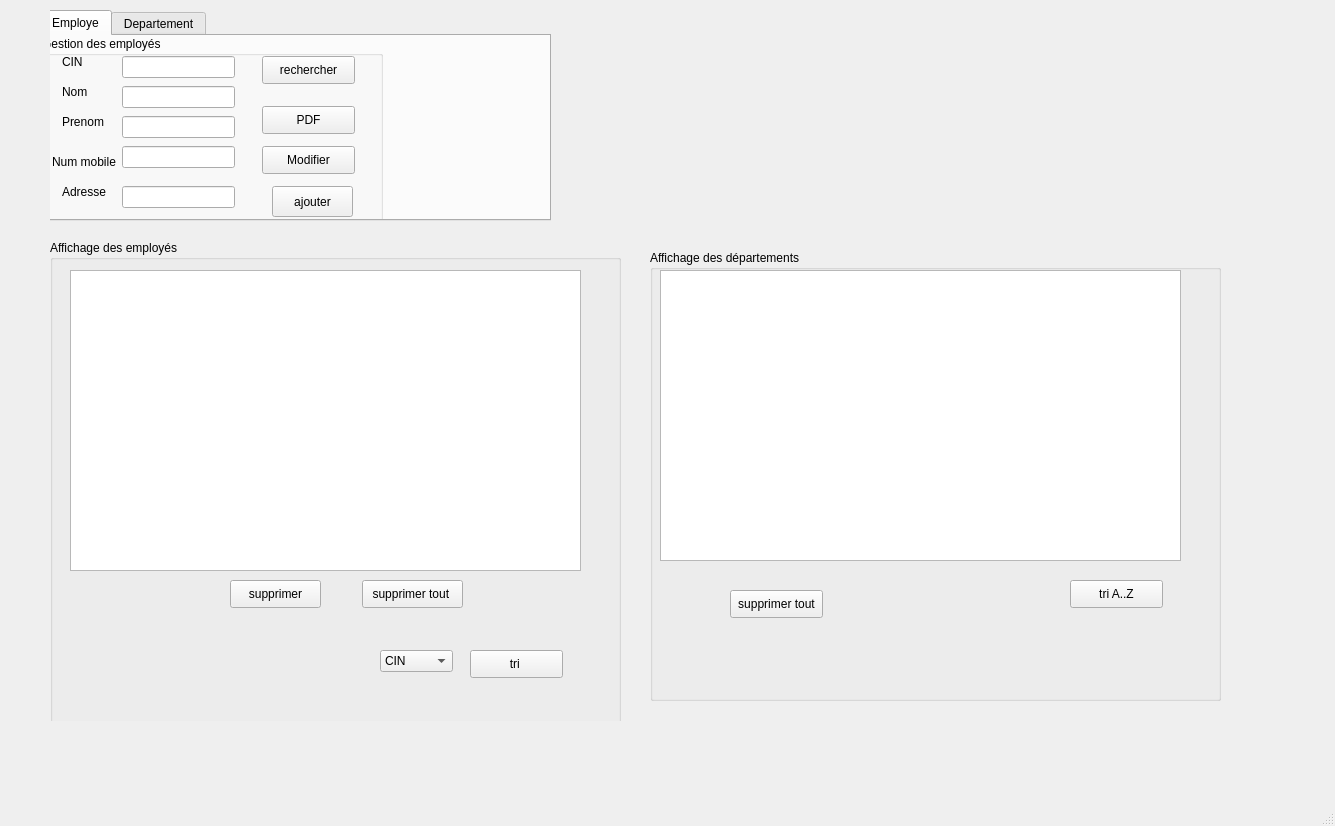
First picture: the form in mainwindow.ui, repository ahmed-a-hsouna/Smart_Municipality_2A2, before the edit.
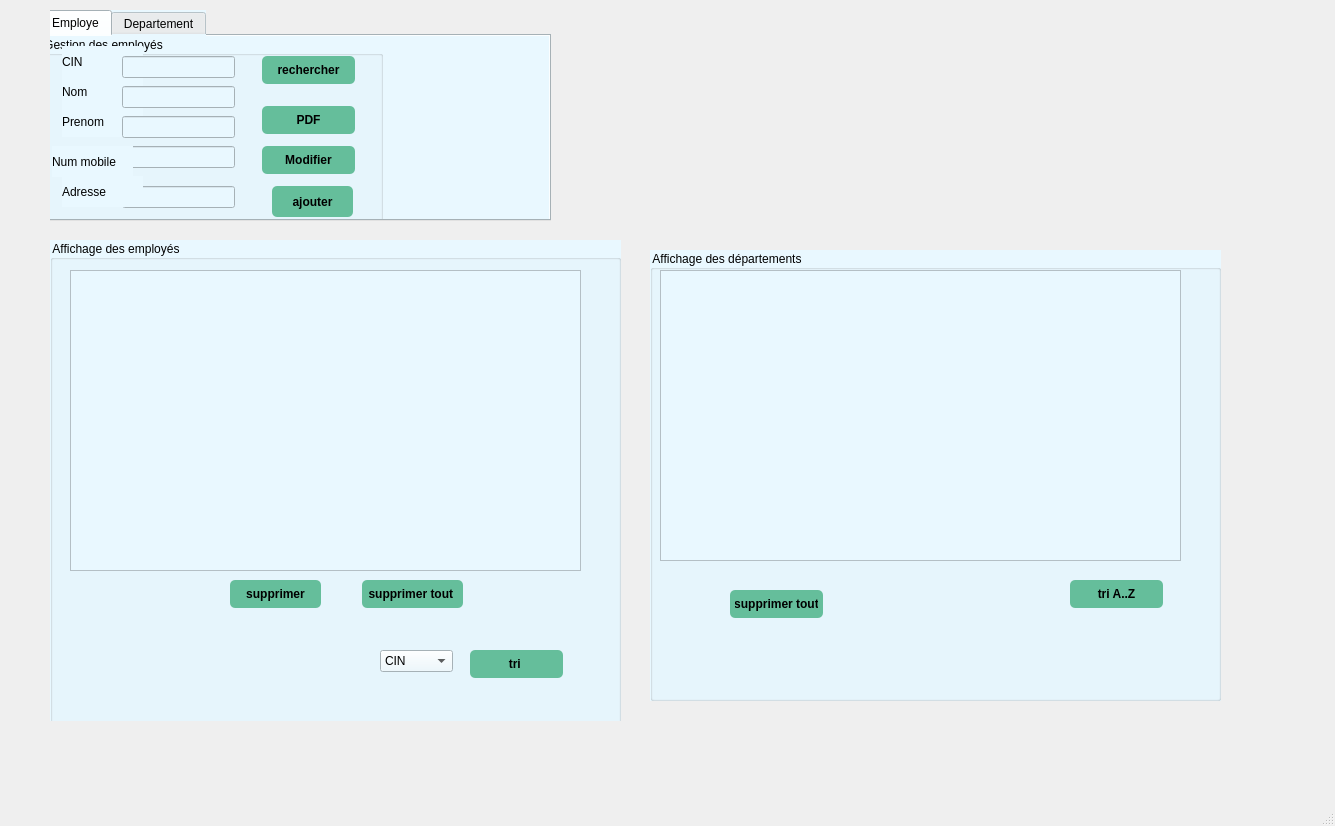
Second picture: the form after the edit.

Diff of the .ui file:
```diff
--- a/mainwindow.ui
+++ b/mainwindow.ui
@@ -36,6 +36,9 @@
         <height>511</height>
        </rect>
       </property>
+      <property name="styleSheet">
+       <string notr="true">background-color:rgb(233,248,255);</string>
+      </property>
       <property name="title">
        <string>Affichage des employés</string>
       </property>
@@ -48,6 +51,18 @@
          <height>28</height>
         </rect>
        </property>
+       <property name="styleSheet">
+        <string notr="true">QPushButton {
+padding: 5px;
+border-radius: 5px;
+background-color:rgb(101, 190, 155);
+font-weight: bold;
+}
+QPushButton:hover
+{
+color :white;
+}</string>
+       </property>
        <property name="text">
         <string>supprimer</string>
        </property>
@@ -71,6 +86,18 @@
          <height>28</height>
         </rect>
        </property>
+       <property name="styleSheet">
+        <string notr="true">QPushButton {
+padding: 5px;
+border-radius: 5px;
+background-color:rgb(101, 190, 155);
+font-weight: bold;
+}
+QPushButton:hover
+{
+color :white;
+}</string>
+       </property>
        <property name="text">
         <string>supprimer tout </string>
        </property>
@@ -84,6 +111,18 @@
          <height>28</height>
         </rect>
        </property>
+       <property name="styleSheet">
+        <string notr="true">QPushButton {
+padding: 5px;
+border-radius: 5px;
+background-color:rgb(101, 190, 155);
+font-weight: bold;
+}
+QPushButton:hover
+{
+color :white;
+}</string>
+       </property>
        <property name="text">
         <string>tri </string>
        </property>
@@ -123,6 +162,9 @@
         <height>451</height>
        </rect>
       </property>
+      <property name="styleSheet">
+       <string notr="true">background-color:rgb(233,248,255);</string>
+      </property>
       <property name="title">
        <string>Affichage des départements</string>
       </property>
@@ -145,6 +187,18 @@
          <height>28</height>
         </rect>
        </property>
+       <property name="styleSheet">
+        <string notr="true">QPushButton {
+padding: 5px;
+border-radius: 5px;
+background-color:rgb(101, 190, 155);
+font-weight: bold;
+}
+QPushButton:hover
+{
+color :white;
+}</string>
+       </property>
        <property name="text">
         <string>supprimer tout</string>
        </property>
@@ -158,6 +212,18 @@
          <height>28</height>
         </rect>
        </property>
+       <property name="styleSheet">
+        <string notr="true">QPushButton {
+padding: 5px;
+border-radius: 5px;
+background-color:rgb(101, 190, 155);
+font-weight: bold;
+}
+QPushButton:hover
+{
+color :white;
+}</string>
+       </property>
        <property name="text">
         <string>tri A..Z</string>
        </property>
@@ -172,6 +238,9 @@
         <height>211</height>
        </rect>
       </property>
+      <property name="styleSheet">
+       <string notr="true">background-color:rgb(233,248,255);</string>
+      </property>
       <property name="currentIndex">
        <number>0</number>
       </property>
@@ -269,6 +338,18 @@
            <height>31</height>
           </rect>
          </property>
+         <property name="styleSheet">
+          <string notr="true">QPushButton {
+padding: 5px;
+border-radius: 5px;
+background-color:rgb(101, 190, 155);
+font-weight: bold;
+}
+QPushButton:hover
+{
+color :white;
+}</string>
+         </property>
          <property name="text">
           <string>ajouter</string>
          </property>
@@ -328,6 +409,18 @@
            <height>28</height>
           </rect>
          </property>
+         <property name="styleSheet">
+          <string notr="true">QPushButton {
+padding: 5px;
+border-radius: 5px;
+background-color:rgb(101, 190, 155);
+font-weight: bold;
+}
+QPushButton:hover
+{
+color :white;
+}</string>
+         </property>
          <property name="text">
           <string>Modifier</string>
          </property>
@@ -341,6 +434,18 @@
            <height>28</height>
           </rect>
          </property>
+         <property name="styleSheet">
+          <string notr="true">QPushButton {
+padding: 5px;
+border-radius: 5px;
+background-color:rgb(101, 190, 155);
+font-weight: bold;
+}
+QPushButton:hover
+{
+color :white;
+}</string>
+         </property>
          <property name="text">
           <string>PDF</string>
          </property>
@@ -354,6 +459,18 @@
            <height>28</height>
           </rect>
          </property>
+         <property name="styleSheet">
+          <string notr="true">QPushButton {
+padding: 5px;
+border-radius: 5px;
+background-color:rgb(101, 190, 155);
+font-weight: bold;
+}
+QPushButton:hover
+{
+color :white;
+}</string>
+         </property>
          <property name="text">
           <string>rechercher</string>
          </property>
```
